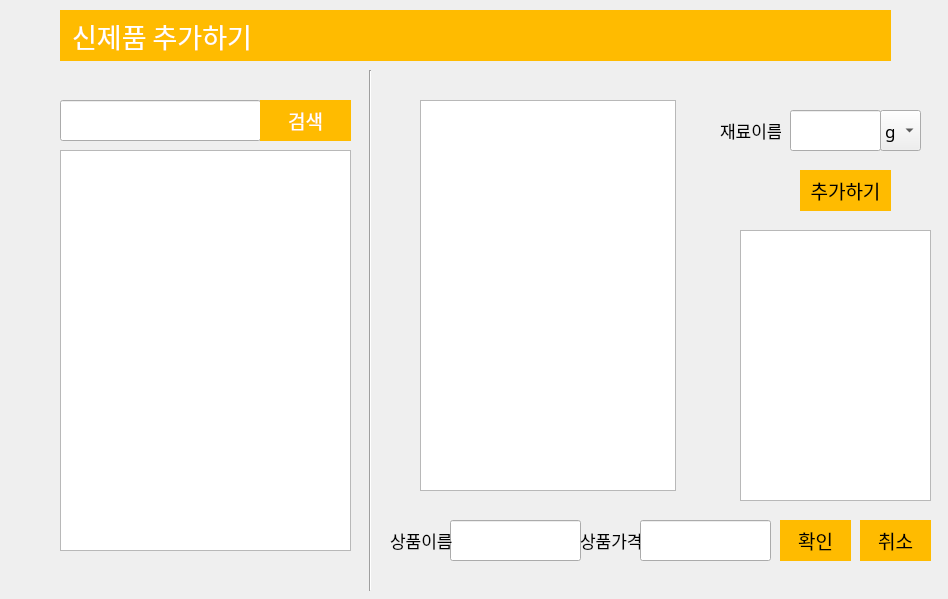
Before: the Qt Designer form snack_bar.ui in jungyeonwoo265/snack_bar, drawn with Qt 5.
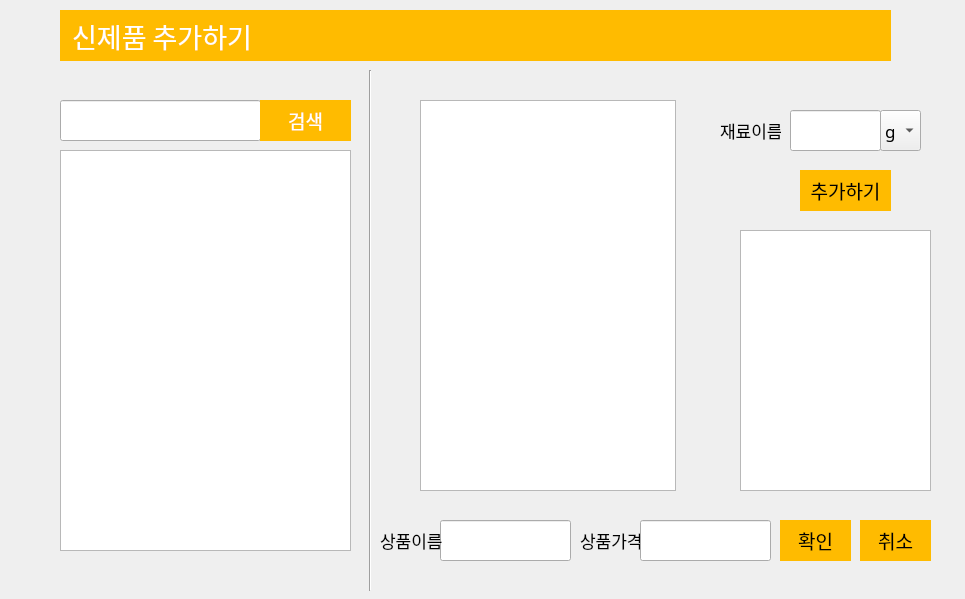
After: the same form once the commit is applied. The open tabs and pages were chosen to show the change. Icons and pictures are not drawn.

Commit message: 그래프추가

```diff
--- a/snack_bar.ui
+++ b/snack_bar.ui
@@ -6,7 +6,7 @@
    <rect>
     <x>0</x>
     <y>0</y>
-    <width>948</width>
+    <width>965</width>
     <height>599</height>
    </rect>
   </property>
@@ -2089,7 +2089,7 @@
     <widget class="QLineEdit" name="new_name">
      <property name="geometry">
       <rect>
-       <x>430</x>
+       <x>420</x>
        <y>510</y>
        <width>131</width>
        <height>41</height>
@@ -2099,7 +2099,7 @@
     <widget class="QLabel" name="label_10">
      <property name="geometry">
       <rect>
-       <x>370</x>
+       <x>360</x>
        <y>510</y>
        <width>71</width>
        <height>41</height>
@@ -2164,7 +2164,7 @@
        <x>720</x>
        <y>220</y>
        <width>191</width>
-       <height>271</height>
+       <height>261</height>
       </rect>
      </property>
     </widget>
```
Left out of the diff: 2 changed lines with no effect on the pictures. The commit also changes 2 other files.
